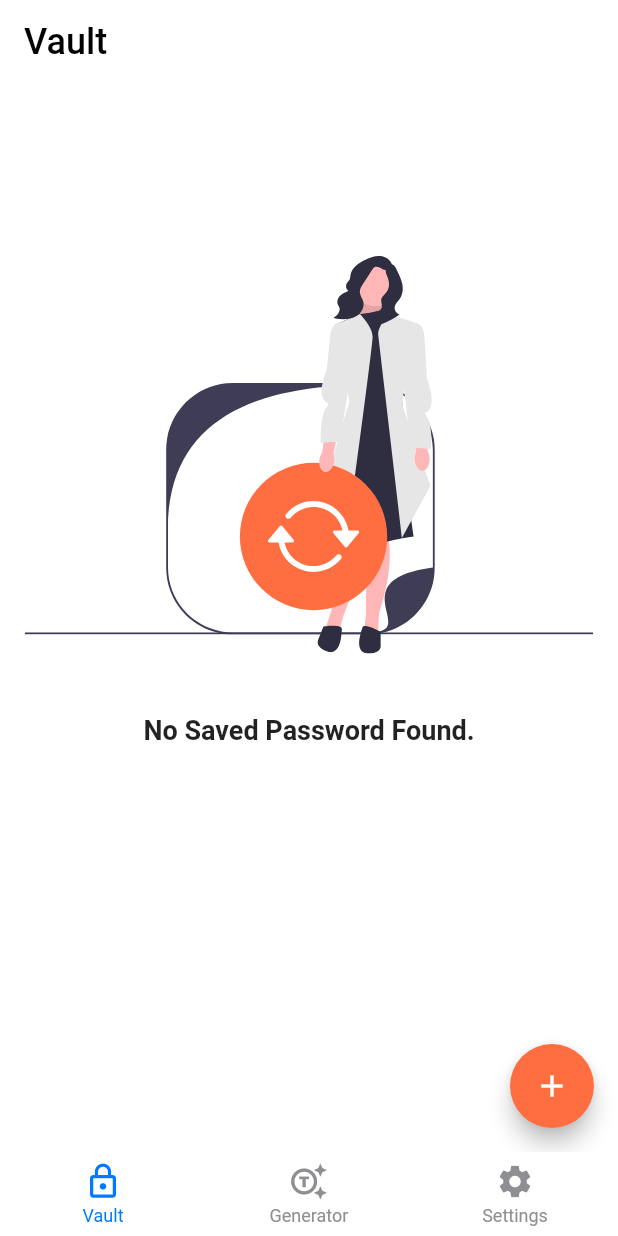
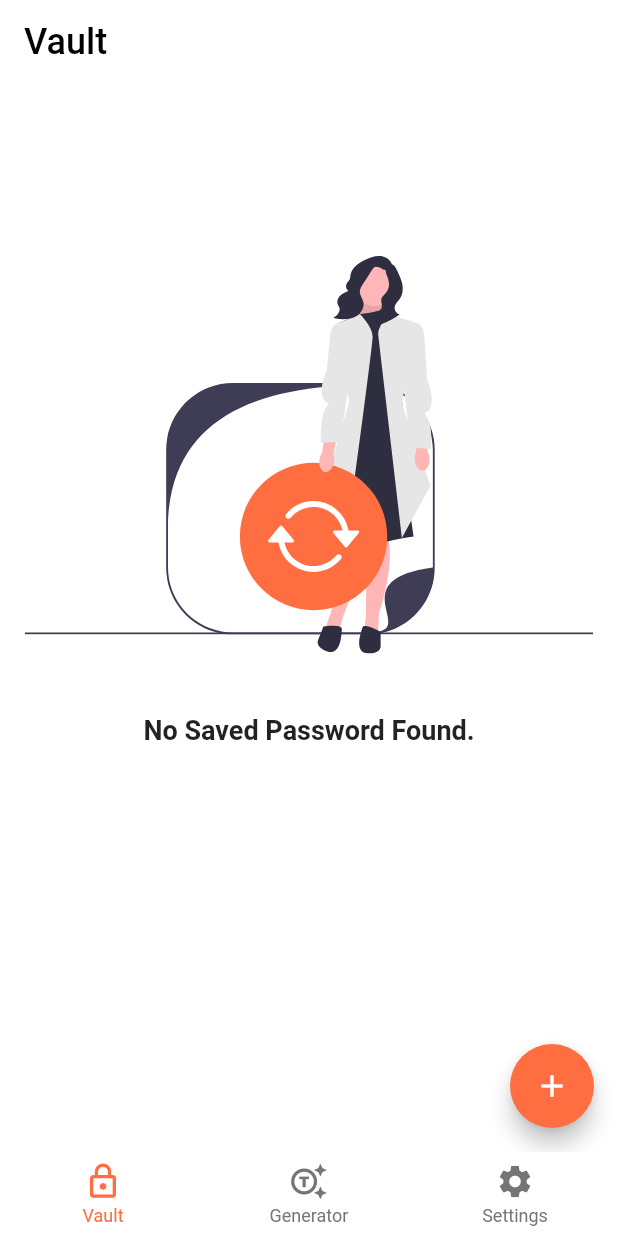
Before and after one commit to Emon526/Flutter_PassVault, a Flutter app: the HomePage screen opened directly, on a phone screen of 412 x 824 dp. Run offline on Flutter 3.47's test engine with Material 2 defaults, Android fonts, the phone set to English and light mode, and no system bars; drawn by our look-alikes of persistent_bottom_nav_bar; our stand-ins replace cached_network_image, flutter_svg, form_field_validator, shared_preferences; missing offline and left inert: favicon; accounts and stored records are empty; statements that could not run were skipped.

Commit message:
nav bar theme

```diff
--- a/lib/screens/homepage.dart
+++ b/lib/screens/homepage.dart
@@ -39,20 +39,20 @@ class _HomePageState extends State<HomePage> {
       PersistentBottomNavBarItem(
         icon: const Icon(Icons.lock_outline),
         title: "Vault",
-        // activeColorPrimary: Theme.of(context).primaryColor,
-        // inactiveColorPrimary: Colors.grey.shade600,
+        activeColorPrimary: Theme.of(context).primaryColor,
+        inactiveColorPrimary: Colors.grey.shade600,
       ),
       PersistentBottomNavBarItem(
         icon: const Icon(Icons.generating_tokens_outlined),
         title: "Generator",
-        // activeColorPrimary: Theme.of(context).primaryColor,
-        // inactiveColorPrimary: Colors.grey.shade600,
+        activeColorPrimary: Theme.of(context).primaryColor,
+        inactiveColorPrimary: Colors.grey.shade600,
       ),
       PersistentBottomNavBarItem(
         icon: const Icon(Icons.settings),
         title: "Settings",
-        // activeColorPrimary: Theme.of(context).primaryColor,
-        // inactiveColorPrimary: Colors.grey.shade600,
+        activeColorPrimary: Theme.of(context).primaryColor,
+        inactiveColorPrimary: Colors.grey.shade600,
       ),
     ];
   }
```
